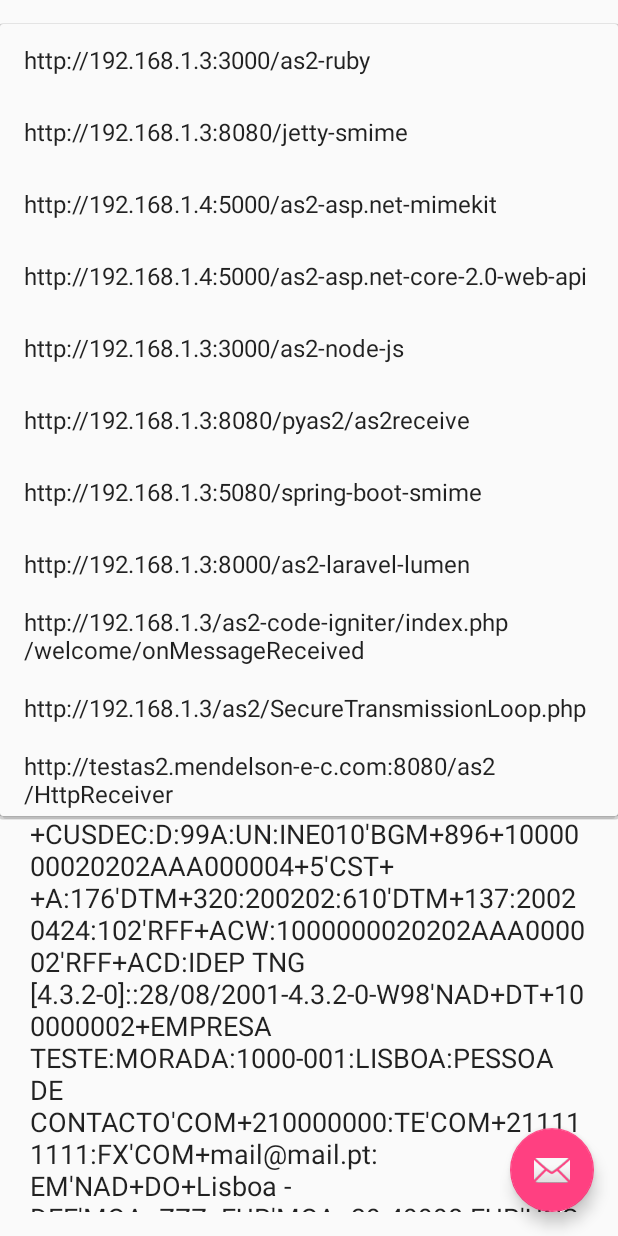
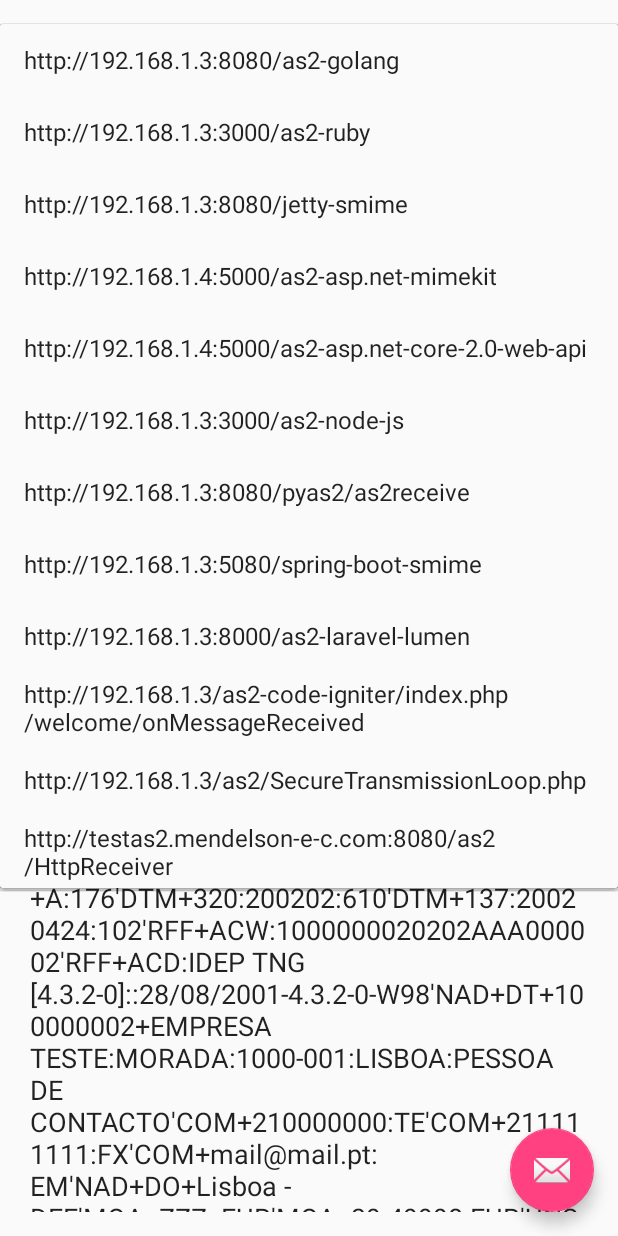
Before and after one commit to m-awadi/RetrofitSmime, an Android app: the screen it shows after launch (MainActivity), after a tap on "Alamat Mitra Dagang", on a phone screen of 412 x 824 dp. Run offline under Robolectric (Android 15) with nearby library versions, the phone set to English and light mode, and no system bars; our stand-ins replace AdMob; libraries missing offline, so code that uses them is left out: com.nononsenseapps.filepicker, org.apache.commons, org.spongycastle.asn1, org.spongycastle.cms, org.spongycastle.jce; 28 statements that could not run were skipped.

Commit message:
AS2 dengan Golang 1.9.2

```diff
--- a/app/build.gradle
+++ b/app/build.gradle
@@ -2,14 +2,14 @@ apply plugin: 'com.android.application'
 
 android {
     compileSdkVersion 27
-    buildToolsVersion "27.0.2"
+    buildToolsVersion "27.0.3"
 
     defaultConfig {
         applicationId "id.co.blogspot.datacomlink.ediint"
         minSdkVersion 19
         targetSdkVersion 27
-        versionCode 46
-        versionName "4.0.0"
+        versionCode 47
+        versionName "4.1.0"
     }
 
     compileOptions {
--- a/app/src/main/java/id/co/blogspot/interoperabilitas/ediint/MainActivity.java
+++ b/app/src/main/java/id/co/blogspot/interoperabilitas/ediint/MainActivity.java
@@ -103,6 +103,8 @@ public class MainActivity extends AppCompatActivity {
         //SignatureAlgorithmIdentifier
         //openssl syntax-nya masih pakai RFC3851, blm rfc 5751
         RSA_SIGNING_ALGORITHM.put("md5withRSA", "md5");
+        RSA_SIGNING_ALGORITHM.put("sha1withRSA", "sha1");
+        RSA_SIGNING_ALGORITHM.put("sha1withRSAandMGF1", "sha1");
         RSA_SIGNING_ALGORITHM.put("sha256withRSA", "sha256");
         RSA_SIGNING_ALGORITHM.put("sha384withRSA", "sha384");
         RSA_SIGNING_ALGORITHM.put("sha256withRSAandMGF1", "sha256");
--- a/app/src/main/res/values/alamat_server.xml
+++ b/app/src/main/res/values/alamat_server.xml
@@ -1,6 +1,7 @@
 <?xml version="1.0" encoding="utf-8"?>
 <resources>
     <string-array name="alamat_server">
+        <item>http://192.168.1.3:8080/as2-golang</item>
         <item>http://192.168.1.3:3000/as2-ruby</item>
         <item>http://192.168.1.3:8080/jetty-smime</item>
         <item>http://192.168.1.4:5000/as2-asp.net-mimekit</item>
--- a/bcmail-jdk15on/build.gradle
+++ b/bcmail-jdk15on/build.gradle
@@ -2,7 +2,7 @@ apply plugin: 'com.android.library'
 
 android {
     compileSdkVersion 27
-    buildToolsVersion "27.0.2"
+    buildToolsVersion "27.0.3"
 
     defaultConfig {
         minSdkVersion 19
```
Also changed, not shown: app/src/main/java/id/co/blogspot/interoperabilitas/ediint/utility/Srvc.java (+6 -4 lines).
